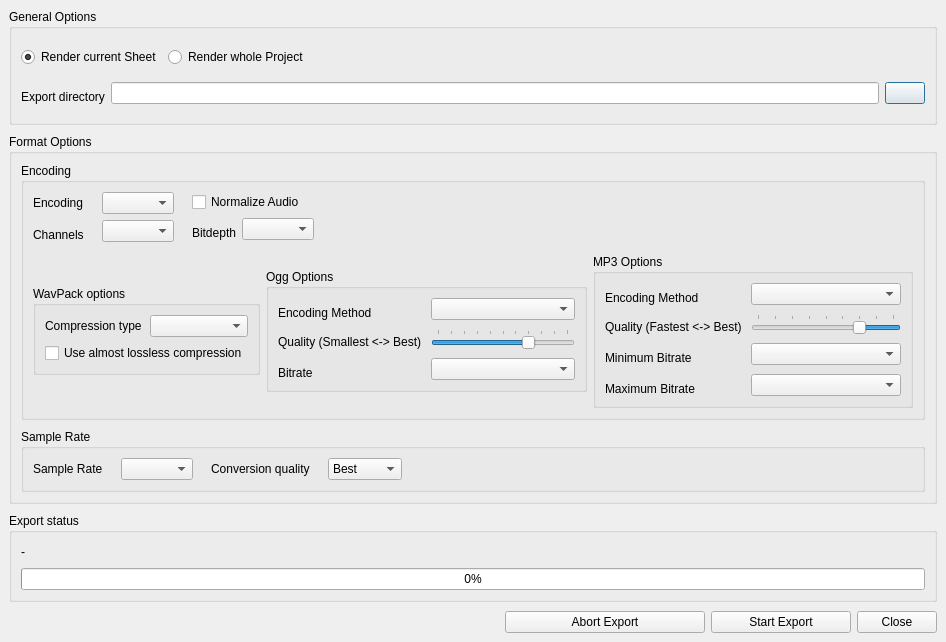
Old version of the form src/traverso/ui/ExportDialog.ui in the repository ErwanLegrand/Traverso-DAW.
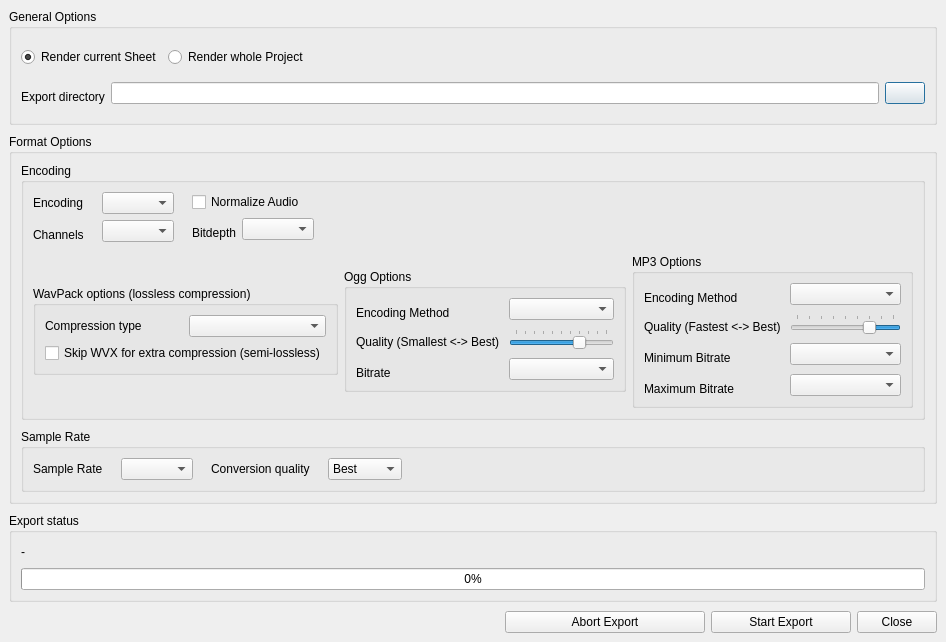
New version of the form.

Commit message: * rename a wavpack option to be more sensible

```diff
--- a/src/traverso/ui/ExportDialog.ui
+++ b/src/traverso/ui/ExportDialog.ui
@@ -317,7 +317,7 @@
               </sizepolicy>
              </property>
              <property name="title" >
-              <string>WavPack options</string>
+              <string>WavPack options (lossless compression)</string>
              </property>
              <layout class="QVBoxLayout" >
               <property name="margin" >
@@ -349,7 +349,7 @@
               <item>
                <widget class="QCheckBox" name="wavpackUseAlmostLosslessCheckBox" >
                 <property name="text" >
-                 <string>Use almost lossless compression</string>
+                 <string>Skip WVX for extra compression (semi-lossless)</string>
                 </property>
                </widget>
               </item>
```
Left out of the diff: 10 changed lines with no effect on the pictures. The commit also changes 1 other file.
